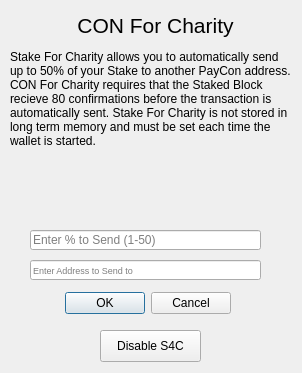
First picture: the form in src/qt/forms/charitydialog.ui, repository Crestington/Test, before the edit.
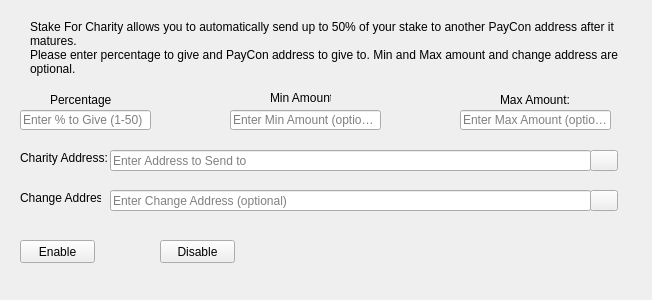
Second picture: the form after the edit. Icons and pictures are not drawn.

Diff of the .ui file:
```diff
--- a/src/qt/forms/charitydialog.ui
+++ b/src/qt/forms/charitydialog.ui
@@ -1,115 +1,65 @@
 <?xml version="1.0" encoding="UTF-8"?>
 <ui version="4.0">
- <class>charityDialog</class>
- <widget class="QDialog" name="charityDialog">
+ <class>StakeForCharityDialog</class>
+ <widget class="QWidget" name="StakeForCharityDialog">
+  <property name="windowModality">
+   <enum>Qt::NonModal</enum>
+  </property>
   <property name="geometry">
    <rect>
     <x>0</x>
     <y>0</y>
-    <width>302</width>
-    <height>373</height>
+    <width>652</width>
+    <height>300</height>
    </rect>
   </property>
   <property name="windowTitle">
    <string>S4C</string>
   </property>
-  <widget class="QDialogButtonBox" name="buttonBox">
-   <property name="geometry">
-    <rect>
-     <x>60</x>
-     <y>290</y>
-     <width>176</width>
-     <height>27</height>
-    </rect>
-   </property>
-   <property name="sizePolicy">
-    <sizepolicy hsizetype="Minimum" vsizetype="Fixed">
-     <horstretch>0</horstretch>
-     <verstretch>0</verstretch>
-    </sizepolicy>
-   </property>
-   <property name="layoutDirection">
-    <enum>Qt::LeftToRight</enum>
-   </property>
-   <property name="orientation">
-    <enum>Qt::Horizontal</enum>
-   </property>
-   <property name="standardButtons">
-    <set>QDialogButtonBox::Cancel|QDialogButtonBox::Ok</set>
-   </property>
-   <property name="centerButtons">
-    <bool>true</bool>
-   </property>
-  </widget>
   <widget class="QLineEdit" name="charityPercentEdit">
    <property name="geometry">
     <rect>
-     <x>30</x>
-     <y>230</y>
-     <width>231</width>
+     <x>20</x>
+     <y>110</y>
+     <width>131</width>
      <height>20</height>
     </rect>
    </property>
    <property name="placeholderText">
-    <string>Enter % to Send (1-50)</string>
+    <string>Enter % to Give (1-50)</string>
    </property>
   </widget>
   <widget class="QLineEdit" name="charityAddressEdit">
    <property name="geometry">
     <rect>
-     <x>30</x>
-     <y>260</y>
-     <width>231</width>
-     <height>20</height>
+     <x>110</x>
+     <y>150</y>
+     <width>481</width>
+     <height>21</height>
     </rect>
    </property>
-   <property name="font">
-    <font>
-     <pointsize>7</pointsize>
-    </font>
+   <property name="toolTip">
+    <string/>
    </property>
    <property name="placeholderText">
     <string>Enter Address to Send to</string>
    </property>
   </widget>
-  <widget class="QLabel" name="label">
-   <property name="geometry">
-    <rect>
-     <x>30</x>
-     <y>10</y>
-     <width>251</width>
-     <height>31</height>
-    </rect>
-   </property>
-   <property name="font">
-    <font>
-     <pointsize>16</pointsize>
-    </font>
-   </property>
-   <property name="text">
-    <string>CON For Charity</string>
-   </property>
-   <property name="scaledContents">
-    <bool>false</bool>
-   </property>
-   <property name="alignment">
-    <set>Qt::AlignCenter</set>
-   </property>
-  </widget>
   <widget class="QLabel" name="label_2">
    <property name="geometry">
     <rect>
-     <x>10</x>
-     <y>50</y>
-     <width>281</width>
-     <height>151</height>
+     <x>30</x>
+     <y>20</y>
+     <width>591</width>
+     <height>61</height>
     </rect>
    </property>
    <property name="lineWidth">
     <number>1</number>
    </property>
    <property name="text">
-    <string>Stake For Charity allows you to automatically send up to 50% of your Stake to another PayCon address.  CON For Charity requires that the Staked Block recieve 80 confirmations before the transaction is automatically sent. Stake For Charity is not stored in long term memory and must be set each time the wallet is started. </string>
+    <string>Stake For Charity allows you to automatically send up to 50% of your stake to another PayCon address after it matures.
+Please enter percentage to give and PayCon address to give to. Min and Max amount and change address are optional.</string>
    </property>
    <property name="alignment">
     <set>Qt::AlignLeading|Qt::AlignLeft|Qt::AlignTop</set>
@@ -118,20 +68,235 @@
     <bool>true</bool>
    </property>
   </widget>
-  <widget class="QPushButton" name="pushButton">
+  <widget class="QLineEdit" name="charityMinEdit">
    <property name="geometry">
     <rect>
-     <x>100</x>
-     <y>330</y>
-     <width>101</width>
-     <height>32</height>
+     <x>230</x>
+     <y>110</y>
+     <width>151</width>
+     <height>20</height>
     </rect>
    </property>
-   <property name="layoutDirection">
-    <enum>Qt::LeftToRight</enum>
+   <property name="toolTip">
+    <string/>
    </property>
+   <property name="placeholderText">
+    <string>Enter Min Amount (optional)</string>
+   </property>
+  </widget>
+  <widget class="QLineEdit" name="charityMaxEdit">
+   <property name="geometry">
+    <rect>
+     <x>460</x>
+     <y>110</y>
+     <width>151</width>
+     <height>20</height>
+    </rect>
+   </property>
+   <property name="toolTip">
+    <string/>
+   </property>
    <property name="text">
-    <string>Disable S4C</string>
+    <string/>
+   </property>
+   <property name="placeholderText">
+    <string>Enter Max Amount (optional)</string>
+   </property>
+  </widget>
+  <widget class="QLabel" name="message">
+   <property name="geometry">
+    <rect>
+     <x>330</x>
+     <y>220</y>
+     <width>291</width>
+     <height>61</height>
+    </rect>
+   </property>
+   <property name="text">
+    <string/>
+   </property>
+  </widget>
+  <widget class="QPushButton" name="enableButton">
+   <property name="geometry">
+    <rect>
+     <x>20</x>
+     <y>240</y>
+     <width>75</width>
+     <height>23</height>
+    </rect>
+   </property>
+   <property name="toolTip">
+    <string/>
+   </property>
+   <property name="statusTip">
+    <string>Check and turn on Stake For Charity</string>
+   </property>
+   <property name="text">
+    <string>Enable</string>
+   </property>
+  </widget>
+  <widget class="QPushButton" name="disableButton">
+   <property name="geometry">
+    <rect>
+     <x>160</x>
+     <y>240</y>
+     <width>75</width>
+     <height>23</height>
+    </rect>
+   </property>
+   <property name="statusTip">
+    <string>Turn off Stake For Charity</string>
+   </property>
+   <property name="text">
+    <string>Disable</string>
+   </property>
+  </widget>
+  <widget class="QPushButton" name="addressBookButton">
+   <property name="geometry">
+    <rect>
+     <x>590</x>
+     <y>150</y>
+     <width>28</width>
+     <height>21</height>
+    </rect>
+   </property>
+   <property name="toolTip">
+    <string>Choose an address from the address book</string>
+   </property>
+   <property name="text">
+    <string/>
+   </property>
+   <property name="icon">
+    <iconset resource="../bitcoin.qrc">
+     <normaloff>:/icons/address-book</normaloff>:/icons/address-book</iconset>
+   </property>
+   <property name="shortcut">
+    <string>Alt+A</string>
+   </property>
+   <property name="autoDefault">
+    <bool>false</bool>
+   </property>
+  </widget>
+  <widget class="QLineEdit" name="charityChangeAddressEdit">
+   <property name="geometry">
+    <rect>
+     <x>110</x>
+     <y>190</y>
+     <width>481</width>
+     <height>21</height>
+    </rect>
+   </property>
+   <property name="toolTip">
+    <string>Change address must be owned by you</string>
+   </property>
+   <property name="placeholderText">
+    <string>Enter Change Address (optional)</string>
+   </property>
+  </widget>
+  <widget class="QPushButton" name="changeAddressBookButton">
+   <property name="geometry">
+    <rect>
+     <x>590</x>
+     <y>190</y>
+     <width>28</width>
+     <height>21</height>
+    </rect>
+   </property>
+   <property name="toolTip">
+    <string>Choose an address from the address book</string>
+   </property>
+   <property name="text">
+    <string/>
+   </property>
+   <property name="icon">
+    <iconset resource="../bitcoin.qrc">
+     <normaloff>:/icons/address-book</normaloff>:/icons/address-book</iconset>
+   </property>
+   <property name="shortcut">
+    <string>Alt+A</string>
+   </property>
+   <property name="autoDefault">
+    <bool>false</bool>
+   </property>
+  </widget>
+  <widget class="QLabel" name="label">
+   <property name="geometry">
+    <rect>
+     <x>50</x>
+     <y>90</y>
+     <width>61</width>
+     <height>20</height>
+    </rect>
+   </property>
+   <property name="toolTip">
+    <string>Percentage of stake to send</string>
+   </property>
+   <property name="text">
+    <string>Percentage:</string>
+   </property>
+  </widget>
+  <widget class="QLabel" name="label_3">
+   <property name="geometry">
+    <rect>
+     <x>270</x>
+     <y>90</y>
+     <width>61</width>
+     <height>16</height>
+    </rect>
+   </property>
+   <property name="toolTip">
+    <string>Min amount to send</string>
+   </property>
+   <property name="text">
+    <string>Min Amount:</string>
+   </property>
+  </widget>
+  <widget class="QLabel" name="label_4">
+   <property name="geometry">
+    <rect>
+     <x>500</x>
+     <y>90</y>
+     <width>71</width>
+     <height>20</height>
+    </rect>
+   </property>
+   <property name="toolTip">
+    <string>Max amount to send</string>
+   </property>
+   <property name="text">
+    <string>Max Amount:</string>
+   </property>
+  </widget>
+  <widget class="QLabel" name="label_5">
+   <property name="geometry">
+    <rect>
+     <x>20</x>
+     <y>150</y>
+     <width>91</width>
+     <height>16</height>
+    </rect>
+   </property>
+   <property name="toolTip">
+    <string>Address to send portion of stake to</string>
+   </property>
+   <property name="text">
+    <string>Charity Address:</string>
+   </property>
+  </widget>
+  <widget class="QLabel" name="label_6">
+   <property name="geometry">
+    <rect>
+     <x>20</x>
+     <y>190</y>
+     <width>81</width>
+     <height>16</height>
+    </rect>
+   </property>
+   <property name="toolTip">
+    <string>The amount left over returned to you</string>
+   </property>
+   <property name="text">
+    <string>Change Address:</string>
    </property>
   </widget>
  </widget>
```
Left out of the diff: 44 changed lines with no effect on the pictures.
